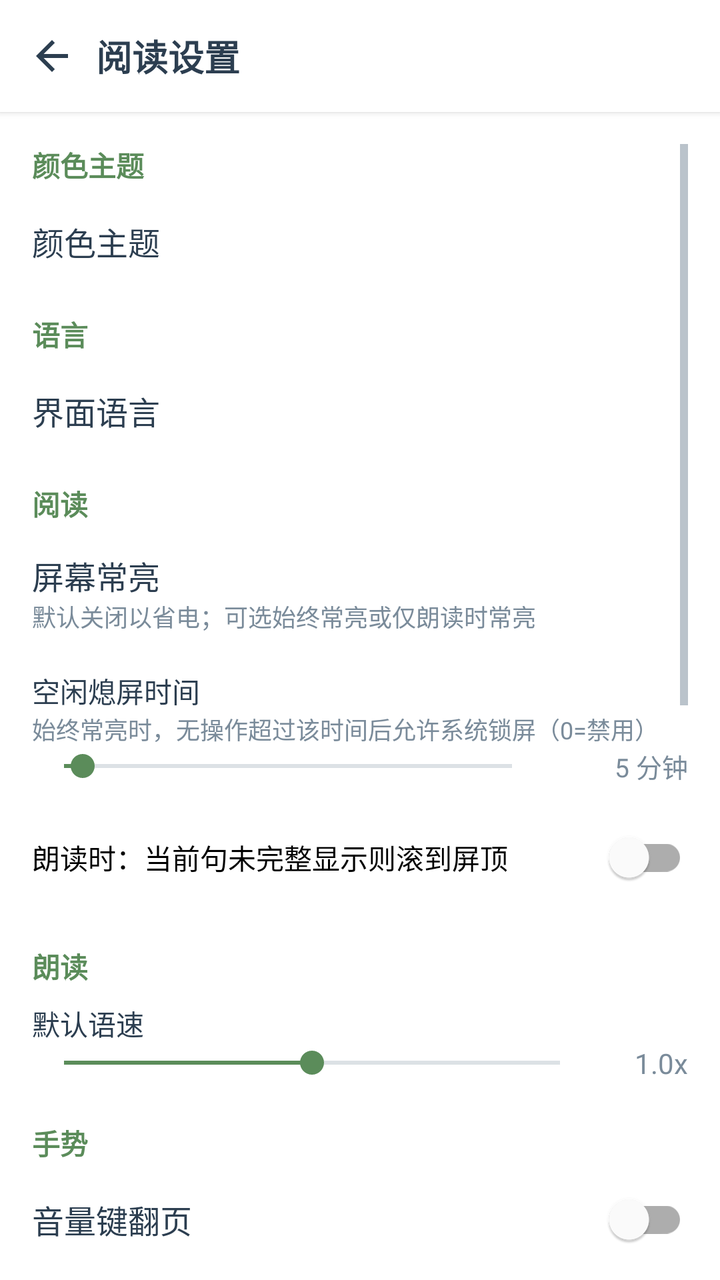
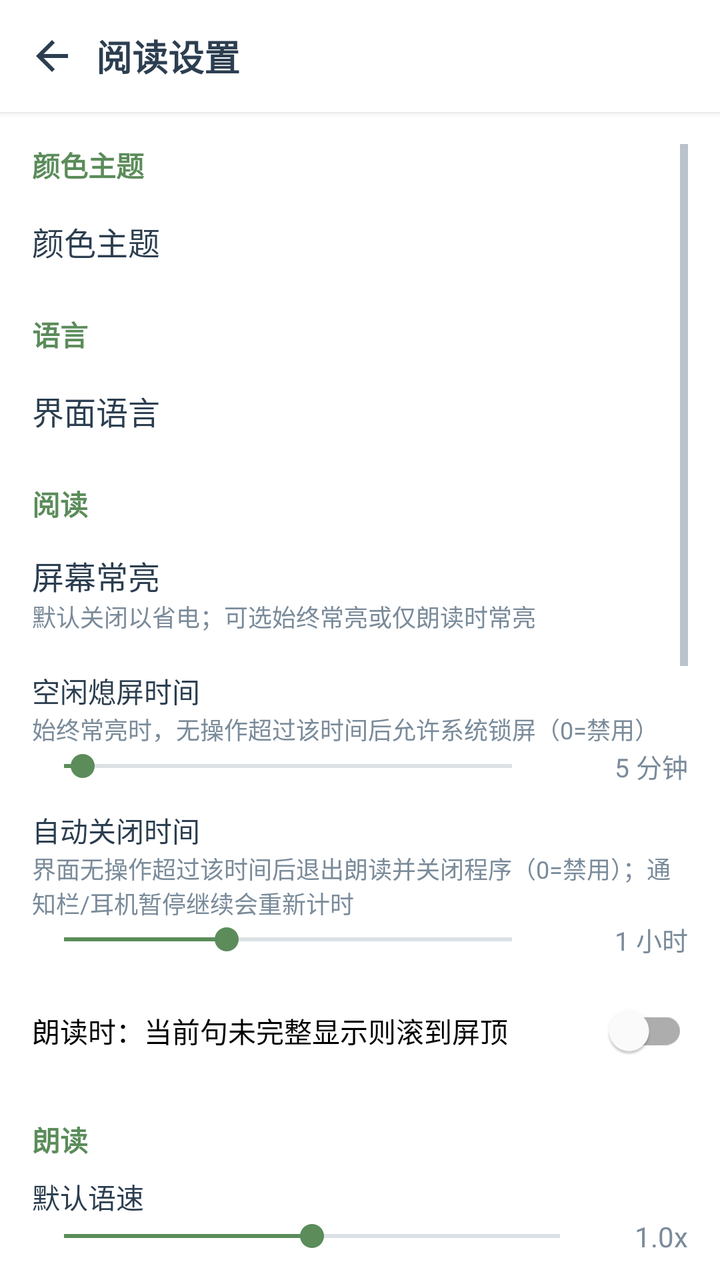

Compare the two renders of this Android layout. The source of the first and the diff that turns it into the second are given below.
<!-- AndroidManifest.xml: application theme Theme.WhjReader -->
<!-- res/layout/activity_settings.xml -->
<?xml version="1.0" encoding="utf-8"?>

<LinearLayout xmlns:android="http://schemas.android.com/apk/res/android"
    android:layout_width="match_parent"
    android:layout_height="match_parent"
    android:background="@color/surface"
    android:orientation="vertical">

    <LinearLayout
        android:layout_width="match_parent"
        android:layout_height="56dp"
        android:background="@color/white"
        android:elevation="2dp"
        android:gravity="center_vertical"
        android:orientation="horizontal"
        android:paddingHorizontal="4dp">

        <ImageButton
            android:id="@+id/btnBack"
            android:layout_width="44dp"
            android:layout_height="44dp"
            android:background="?attr/selectableItemBackgroundBorderless"
            android:contentDescription="@string/back"
            android:src="@drawable/ic_back" />

        <TextView
            android:layout_width="0dp"
            android:layout_height="wrap_content"
            android:layout_weight="1"
            android:text="@string/settings_title"
            android:textColor="@color/text_primary"
            android:textSize="18sp"
            android:textStyle="bold" />
    </LinearLayout>

    <ScrollView
        android:layout_width="match_parent"
        android:layout_height="match_parent"
        android:padding="16dp">

        <LinearLayout
            android:layout_width="match_parent"
            android:layout_height="wrap_content"
            android:orientation="vertical">

            <TextView
                android:layout_width="match_parent"
                android:layout_height="wrap_content"
                android:paddingBottom="4dp"
                android:text="@string/settings_ui_theme"
                android:textColor="?attr/colorPrimary"
                android:textStyle="bold" />

            <LinearLayout
                android:id="@+id/rowUiTheme"
                android:layout_width="match_parent"
                android:layout_height="48dp"
                android:layout_marginBottom="12dp"
                android:background="?attr/selectableItemBackground"
                android:gravity="center_vertical"
                android:orientation="horizontal">

                <TextView
                    android:layout_width="0dp"
                    android:layout_height="wrap_content"
                    android:layout_weight="1"
                    android:text="@string/settings_ui_theme"
                    android:textColor="@color/text_primary"
                    android:textSize="16sp" />

                <TextView
                    android:id="@+id/tvUiTheme"
                    android:layout_width="wrap_content"
                    android:layout_height="wrap_content"
                    android:textColor="@color/text_secondary"
                    android:textSize="14sp" />
            </LinearLayout>

            <TextView
                android:layout_width="match_parent"
                android:layout_height="wrap_content"
                android:paddingBottom="4dp"
                android:text="@string/settings_section_language"
                android:textColor="?attr/colorPrimary"
                android:textStyle="bold" />

            <LinearLayout
                android:id="@+id/rowLanguage"
                android:layout_width="match_parent"
                android:layout_height="48dp"
                android:layout_marginBottom="12dp"
                android:background="?attr/selectableItemBackground"
                android:gravity="center_vertical"
                android:orientation="horizontal">

                <TextView
                    android:layout_width="0dp"
                    android:layout_height="wrap_content"
                    android:layout_weight="1"
                    android:text="@string/settings_language"
                    android:textColor="@color/text_primary"
                    android:textSize="16sp" />

                <TextView
                    android:id="@+id/tvLanguage"
                    android:layout_width="wrap_content"
                    android:layout_height="wrap_content"
                    android:textColor="@color/text_secondary"
                    android:textSize="14sp" />
            </LinearLayout>

            <TextView
                android:layout_width="match_parent"
                android:layout_height="wrap_content"
                android:paddingBottom="8dp"
                android:text="@string/settings_section_read"
                android:textColor="?attr/colorPrimary"
                android:textStyle="bold" />

            <LinearLayout
                android:id="@+id/rowKeepScreen"
                android:layout_width="match_parent"
                android:layout_height="wrap_content"
                android:background="?attr/selectableItemBackground"
                android:gravity="center_vertical"
                android:minHeight="48dp"
                android:orientation="horizontal"
                android:paddingVertical="6dp">

                <LinearLayout
                    android:layout_width="0dp"
                    android:layout_height="wrap_content"
                    android:layout_weight="1"
                    android:orientation="vertical">

                    <TextView
                        android:layout_width="match_parent"
                        android:layout_height="wrap_content"
                        android:text="@string/settings_keep_screen_on"
                        android:textColor="@color/text_primary"
                        android:textSize="16sp" />

                    <TextView
                        android:layout_width="match_parent"
                        android:layout_height="wrap_content"
                        android:text="@string/settings_keep_screen_hint"
                        android:textColor="@color/text_secondary"
                        android:textSize="12sp" />
                </LinearLayout>

                <TextView
                    android:id="@+id/tvKeepScreen"
                    android:layout_width="wrap_content"
                    android:layout_height="wrap_content"
                    android:layout_marginStart="8dp"
                    android:textColor="@color/text_secondary"
                    android:textSize="14sp" />
            </LinearLayout>

            <TextView
                android:layout_width="match_parent"
                android:layout_height="wrap_content"
                android:layout_marginTop="12dp"
                android:text="@string/settings_idle_screen_off"
                android:textColor="@color/text_primary" />

            <TextView
                android:layout_width="match_parent"
                android:layout_height="wrap_content"
                android:text="@string/settings_idle_screen_off_hint"
                android:textColor="@color/text_secondary"
                android:textSize="12sp" />

            <LinearLayout
                android:layout_width="match_parent"
                android:layout_height="wrap_content"
                android:gravity="center_vertical"
                android:orientation="horizontal">

                <SeekBar
                    android:id="@+id/seekIdleScreenOff"
                    android:layout_width="0dp"
                    android:layout_height="wrap_content"
                    android:layout_weight="1"
                    android:max="24"
                    android:progress="1" />

                <TextView
                    android:id="@+id/tvIdleScreenOff"
                    android:layout_width="72dp"
                    android:layout_height="wrap_content"
                    android:gravity="end"
                    android:text="5 分钟"
                    android:textColor="@color/text_secondary"
                    android:textSize="13sp" />
            </LinearLayout>

            <com.google.android.material.switchmaterial.SwitchMaterial
                android:id="@+id/switchAutoScroll"
                android:layout_width="match_parent"
                android:layout_height="wrap_content"
                android:layout_marginTop="12dp"
                android:text="@string/settings_auto_scroll" />

            <TextView
                android:layout_width="match_parent"
                android:layout_height="wrap_content"
                android:layout_marginTop="20dp"
                android:paddingBottom="8dp"
                android:text="@string/settings_section_tts"
                android:textColor="?attr/colorPrimary"
                android:textStyle="bold" />

            <TextView
                android:layout_width="match_parent"
                android:layout_height="wrap_content"
                android:text="@string/settings_default_rate"
                android:textColor="@color/text_primary" />

            <LinearLayout
                android:layout_width="match_parent"
                android:layout_height="wrap_content"
                android:gravity="center_vertical"
                android:orientation="horizontal">

                <SeekBar
                    android:id="@+id/seekDefaultRate"
                    android:layout_width="0dp"
                    android:layout_height="wrap_content"
                    android:layout_weight="1"
                    android:max="20"
                    android:progress="10" />

                <TextView
                    android:id="@+id/tvDefaultRate"
                    android:layout_width="48dp"
                    android:layout_height="wrap_content"
                    android:gravity="end"
                    android:text="1.0x"
                    android:textColor="@color/text_secondary" />
            </LinearLayout>

            <TextView
                android:layout_width="match_parent"
                android:layout_height="wrap_content"
                android:layout_marginTop="20dp"
                android:paddingBottom="4dp"
                android:text="@string/settings_section_gesture"
                android:textColor="?attr/colorPrimary"
                android:textStyle="bold" />

            <LinearLayout
                android:id="@+id/rowVolumeKeyPage"
                android:layout_width="match_parent"
                android:layout_height="48dp"
                android:gravity="center_vertical"
                android:orientation="horizontal">

                <TextView
                    android:layout_width="0dp"
                    android:layout_height="wrap_content"
                    android:layout_weight="1"
                    android:text="@string/settings_volume_key_page"
                    android:textColor="@color/text_primary"
                    android:textSize="16sp" />

                <com.google.android.material.switchmaterial.SwitchMaterial
                    android:id="@+id/switchVolumeKeyPage"
                    android:layout_width="wrap_content"
                    android:layout_height="wrap_content" />
            </LinearLayout>

            <TextView
                android:layout_width="match_parent"
                android:layout_height="wrap_content"
                android:paddingBottom="8dp"
                android:text="@string/settings_volume_key_page_hint"
                android:textColor="@color/text_secondary"
                android:textSize="12sp" />

            <TextView
                android:layout_width="match_parent"
                android:layout_height="wrap_content"
                android:paddingBottom="8dp"
                android:text="@string/settings_edge_hint"
                android:textColor="@color/text_secondary"
                android:textSize="12sp" />

            <LinearLayout
                android:id="@+id/rowLeftEdge"
                android:layout_width="match_parent"
                android:layout_height="48dp"
                android:background="?attr/selectableItemBackground"
                android:gravity="center_vertical"
                android:orientation="horizontal">

                <TextView
                    android:layout_width="0dp"
                    android:layout_height="wrap_content"
                    android:layout_weight="1"
                    android:text="@string/settings_left_edge"
                    android:textColor="@color/text_primary"
                    android:textSize="16sp" />

                <TextView
                    android:id="@+id/tvLeftEdge"
                    android:layout_width="wrap_content"
                    android:layout_height="wrap_content"
                    android:textColor="@color/text_secondary"
                    android:textSize="14sp" />
            </LinearLayout>

            <LinearLayout
                android:id="@+id/rowRightEdge"
                android:layout_width="match_parent"
                android:layout_height="48dp"
                android:background="?attr/selectableItemBackground"
                android:gravity="center_vertical"
                android:orientation="horizontal">

                <TextView
                    android:layout_width="0dp"
                    android:layout_height="wrap_content"
                    android:layout_weight="1"
                    android:text="@string/settings_right_edge"
                    android:textColor="@color/text_primary"
                    android:textSize="16sp" />

                <TextView
                    android:id="@+id/tvRightEdge"
                    android:layout_width="wrap_content"
                    android:layout_height="wrap_content"
                    android:textColor="@color/text_secondary"
                    android:textSize="14sp" />
            </LinearLayout>

            <TextView
                android:layout_width="match_parent"
                android:layout_height="wrap_content"
                android:layout_marginTop="20dp"
                android:paddingBottom="4dp"
                android:text="@string/settings_section_backup"
                android:textColor="?attr/colorPrimary"
                android:textStyle="bold" />

            <TextView
                android:layout_width="match_parent"
                android:layout_height="wrap_content"
                android:paddingBottom="8dp"
                android:text="@string/settings_backup_hint"
                android:textColor="@color/text_secondary"
                android:textSize="12sp" />

            <com.google.android.material.button.MaterialButton
                android:id="@+id/btnExportData"
                style="@style/Widget.MaterialComponents.Button.OutlinedButton"
                android:layout_width="match_parent"
                android:layout_height="wrap_content"
                android:text="@string/settings_export_data" />

            <com.google.android.material.button.MaterialButton
                android:id="@+id/btnImportData"
                style="@style/Widget.MaterialComponents.Button.OutlinedButton"
                android:layout_width="match_parent"
                android:layout_height="wrap_content"
                android:layout_marginTop="8dp"
                android:text="@string/settings_import_data" />

            <TextView
                android:layout_width="match_parent"
                android:layout_height="wrap_content"
                android:layout_marginTop="20dp"
                android:paddingBottom="4dp"
                android:text="@string/settings_section_about"
                android:textColor="?attr/colorPrimary"
                android:textStyle="bold" />

            <TextView
                android:id="@+id/tvAppVersion"
                android:layout_width="match_parent"
                android:layout_height="wrap_content"
                android:paddingBottom="8dp"
                android:textColor="@color/text_secondary"
                android:textSize="13sp" />

            <com.google.android.material.button.MaterialButton
                android:id="@+id/btnCheckUpdate"
                style="@style/Widget.MaterialComponents.Button.OutlinedButton"
                android:layout_width="match_parent"
                android:layout_height="wrap_content"
                android:layout_marginBottom="8dp"
                android:text="@string/settings_check_update" />

            <com.google.android.material.button.MaterialButton
                android:id="@+id/btnLicense"
                style="@style/Widget.MaterialComponents.Button.OutlinedButton"
                android:layout_width="match_parent"
                android:layout_height="wrap_content"
                android:layout_marginBottom="24dp"
                android:text="@string/settings_license" />
        </LinearLayout>
    </ScrollView>
</LinearLayout>
<!-- resources referenced by this layout -->
<resources>
  <color name="surface">#FFFFFF</color>
  <color name="text_primary">#2C3E50</color>
  <color name="text_secondary">#7A8B9A</color>
  <color name="white">#FFFFFF</color>
  <!-- drawable ic_back (drawable) -->
  <?xml version="1.0" encoding="utf-8"?>
  <vector xmlns:android="http://schemas.android.com/apk/res/android"
      android:width="24dp"
      android:height="24dp"
      android:viewportWidth="24"
      android:viewportHeight="24">
      <path
          android:fillColor="#2C3E50"
          android:pathData="M20,11H7.83l5.59,-5.59L12,4l-8,8 8,8 1.41,-1.41L7.83,13H20v-2z" />
  </vector>
  <string name="back">返回</string>
  <string name="settings_auto_scroll">朗读时：当前句未完整显示则滚到屏顶</string>
  <string name="settings_backup_hint">导出书架、绑定文件夹与阅读进度到 SD 卡 Documents/WhjReader/（SQLite 单文件）。导入将覆盖当前书架与进度数据。</string>
  <string name="settings_check_update">检查更新</string>
  <string name="settings_default_rate">默认语速</string>
  <string name="settings_edge_hint">右边缘调字号：下滑加大、上滑减小；左边缘默认为无</string>
  <string name="settings_export_data">导出数据</string>
  <string name="settings_idle_screen_off">空闲熄屏时间</string>
  <string name="settings_idle_screen_off_hint">始终常亮时，无操作超过该时间后允许系统锁屏（0=禁用）</string>
  <string name="settings_import_data">导入数据</string>
  <string name="settings_keep_screen_hint">默认关闭以省电；可选始终常亮或仅朗读时常亮</string>
  <string name="settings_keep_screen_on">屏幕常亮</string>
  <string name="settings_language">界面语言</string>
  <string name="settings_left_edge">左边缘滑动</string>
  <string name="settings_license">许可证</string>
  <string name="settings_right_edge">右边缘滑动</string>
  <string name="settings_section_about">关于</string>
  <string name="settings_section_backup">数据备份</string>
  <string name="settings_section_gesture">手势</string>
  <string name="settings_section_language">语言</string>
  <string name="settings_section_read">阅读</string>
  <string name="settings_section_tts">朗读</string>
  <string name="settings_title">阅读设置</string>
  <string name="settings_ui_theme">颜色主题</string>
  <string name="settings_volume_key_page">音量键翻页</string>
  <string name="settings_volume_key_page_hint">音量减下一页，音量加上一页；开启后阅读页内不再调系统音量</string>
  <style name="Theme.WhjReader" parent="Theme.MaterialComponents.Light.NoActionBar">
          <item name="colorPrimary">#5B8C5A</item>
          <item name="colorPrimaryVariant">#3F6B3E</item>
          <item name="colorOnPrimary">@color/white</item>
          <item name="colorSecondary">#E8A838</item>
          <item name="colorOnSecondary">@color/black</item>
          <item name="android:statusBarColor">@color/white</item>
          <item name="android:windowLightStatusBar">true</item>
          <item name="android:navigationBarColor">@color/white</item>
          <item name="android:windowBackground">@color/surface</item>
          <item name="android:textColorPrimary">@color/text_primary</item>
          <item name="android:textColorSecondary">@color/text_secondary</item>
          <item name="colorAccentSoft">#E3F0E2</item>
          <item name="colorRippleSoft">#205B8C5A</item>
          <item name="colorToolbarAccent">#5B8C5A</item>
          <item name="colorControlActivated">#5B8C5A</item>
      </style>
  <color name="black">#000000</color>
</resources>

<!-- the commit's change to res/layout/activity_settings.xml (unified diff, before → after) -->
@@ -195,6 +195,46 @@
                     android:textSize="13sp" />
             </LinearLayout>
 
+            <TextView
+                android:layout_width="match_parent"
+                android:layout_height="wrap_content"
+                android:layout_marginTop="12dp"
+                android:text="@string/settings_auto_close"
+                android:textColor="@color/text_primary" />
+
+            <TextView
+                android:layout_width="match_parent"
+                android:layout_height="wrap_content"
+                android:text="@string/settings_auto_close_hint"
+                android:textColor="@color/text_secondary"
+                android:textSize="12sp" />
+
+            <LinearLayout
+                android:layout_width="match_parent"
+                android:layout_height="wrap_content"
+                android:gravity="center_vertical"
+                android:orientation="horizontal">
+
+                <SeekBar
+                    android:id="@+id/seekAutoClose"
+                    android:layout_width="0dp"
+                    android:layout_height="wrap_content"
+                    android:layout_weight="1"
+                    android:max="11"
+                    android:progress="4" />
+
+                <TextView
+                    android:id="@+id/tvAutoClose"
+                    android:layout_width="wrap_content"
+                    android:layout_height="wrap_content"
+                    android:minWidth="72dp"
+                    android:gravity="end"
+                    android:paddingStart="8dp"
+                    android:text="1 小时"
+                    android:textColor="@color/text_secondary"
+                    android:textSize="13sp" />
+            </LinearLayout>
+
             <com.google.android.material.switchmaterial.SwitchMaterial
                 android:id="@+id/switchAutoScroll"
                 android:layout_width="match_parent"
<!-- resource entries referenced after the edit -->
@@ -16,6 +16,8 @@
           android:pathData="M20,11H7.83l5.59,-5.59L12,4l-8,8 8,8 1.41,-1.41L7.83,13H20v-2z" />
   </vector>
   <string name="back">返回</string>
+  <string name="settings_auto_close">自动关闭时间</string>
+  <string name="settings_auto_close_hint">界面无操作超过该时间后退出朗读并关闭程序（0=禁用）；通知栏/耳机暂停继续会重新计时</string>
   <string name="settings_auto_scroll">朗读时：当前句未完整显示则滚到屏顶</string>
   <string name="settings_backup_hint">导出书架、绑定文件夹与阅读进度到 SD 卡 Documents/WhjReader/（SQLite 单文件）。导入将覆盖当前书架与进度数据。</string>
   <string name="settings_check_update">检查更新</string>
